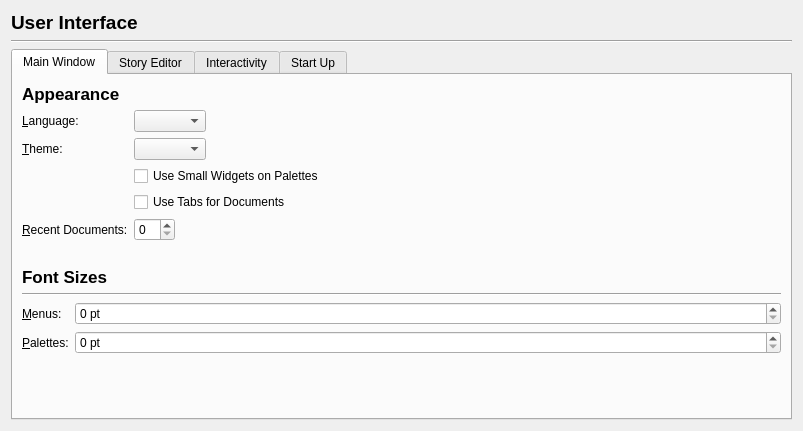
scribusproject/scribus, file scribus/ui/prefs_userinterfacebase.ui: the form before one commit.
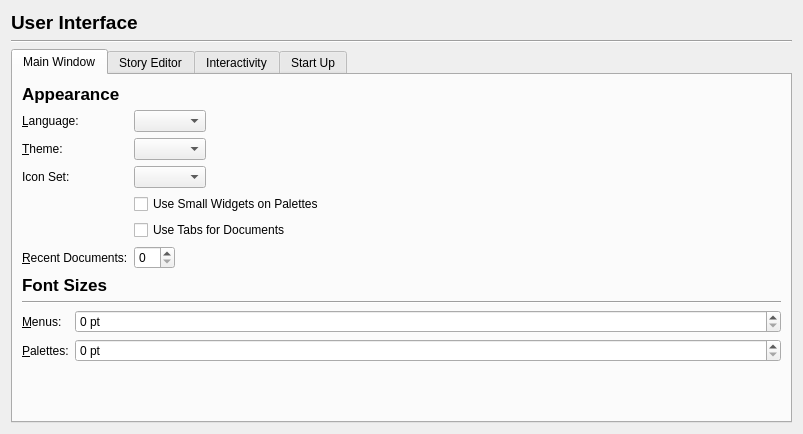
The form after the commit.

Commit message: Add icon set switching capability to use new icons. Set naming and translation to come

Patch:
```diff
--- a/scribus/ui/prefs_userinterfacebase.ui
+++ b/scribus/ui/prefs_userinterfacebase.ui
@@ -7,7 +7,7 @@
     <x>0</x>
     <y>0</y>
     <width>803</width>
-    <height>431</height>
+    <height>434</height>
    </rect>
   </property>
   <property name="windowTitle">
@@ -90,21 +90,21 @@
          <item row="1" column="1">
           <widget class="QComboBox" name="themeComboBox"/>
          </item>
-         <item row="2" column="1">
+         <item row="3" column="1">
           <widget class="QCheckBox" name="useSmallWidgetsCheckBox">
            <property name="text">
             <string>Use Small Widgets on Palettes</string>
            </property>
           </widget>
          </item>
-         <item row="3" column="1">
+         <item row="4" column="1">
           <widget class="QCheckBox" name="useTabsForDocumentsCheckBox">
            <property name="text">
             <string>Use Tabs for Documents</string>
            </property>
           </widget>
          </item>
-         <item row="4" column="0">
+         <item row="5" column="0">
           <widget class="QLabel" name="recentDocumentsLabel">
            <property name="text">
             <string>&amp;Recent Documents:</string>
@@ -114,27 +114,21 @@
            </property>
           </widget>
          </item>
-         <item row="4" column="1">
+         <item row="5" column="1">
           <widget class="QSpinBox" name="recentDocumentsSpinBox"/>
          </item>
+         <item row="2" column="1">
+          <widget class="QComboBox" name="iconSetComboBox"/>
+         </item>
+         <item row="2" column="0">
+          <widget class="QLabel" name="label_3">
+           <property name="text">
+            <string>Icon Set:</string>
+           </property>
+          </widget>
+         </item>
         </layout>
        </item>
-       <item>
-        <spacer name="verticalSpacer_4">
-         <property name="orientation">
-          <enum>Qt::Vertical</enum>
-         </property>
-         <property name="sizeType">
-          <enum>QSizePolicy::Fixed</enum>
-         </property>
-         <property name="sizeHint" stdset="0">
-          <size>
-           <width>20</width>
-           <height>20</height>
-          </size>
-         </property>
-        </spacer>
-       </item>
        <item>
         <widget class="QLabel" name="label_2">
          <property name="font">
```
The commit also changes 11 other files.
